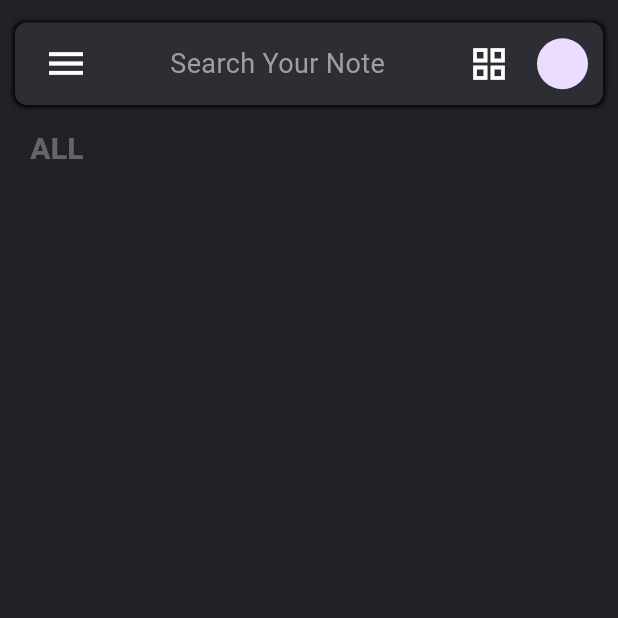
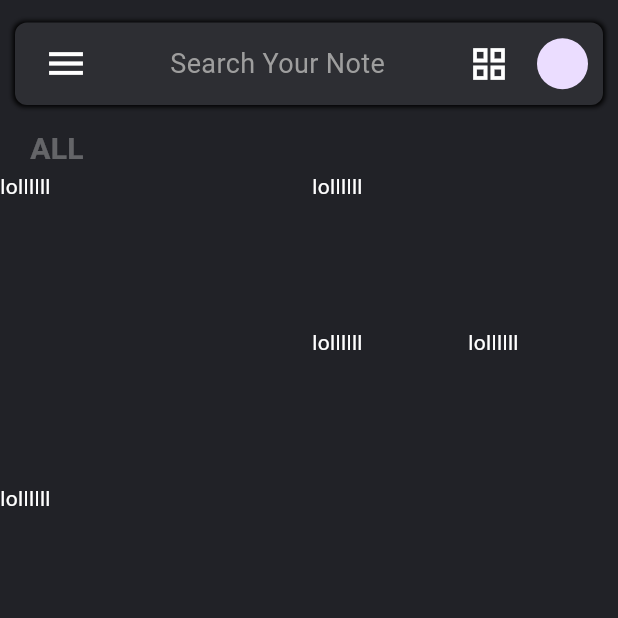
Before and after one commit to HarshGupta0/KeepNotes, a Flutter app: the screen it shows after launch, on a phone screen of 412 x 824 dp, the top half of it. Run offline on Flutter 3.47's test engine with Material 2 defaults, Android fonts, the light colour scheme and no system bars.

Commit message:
madesome changes

```diff
--- a/lib/Home.dart
+++ b/lib/Home.dart
@@ -1,21 +1,22 @@
 import 'package:flutter/material.dart';
+import 'package:flutter_staggered_grid_view/flutter_staggered_grid_view.dart';
 import 'package:keepnote/SideMenuBar.dart';
 import 'package:keepnote/constants.dart';
-
 class Home extends StatefulWidget {
-  const Home({super.key});
+  const Home({Key? key}) : super(key: key);
 
   @override
-  State<Home> createState() => _HomeState();
+  _HomeState createState() => _HomeState();
 }
 
 class _HomeState extends State<Home> {
-  GlobalKey<ScaffoldState> _drawerkey = GlobalKey();
+  final GlobalKey<ScaffoldState> _drawerKey = GlobalKey<ScaffoldState>();
+
   @override
   Widget build(BuildContext context) {
     return Scaffold(
       endDrawerEnableOpenDragGesture: true,
-      key: _drawerkey,
+      key: _drawerKey,
       drawer: SideMenu(),
       backgroundColor: mybgColor,
       body: SafeArea(
@@ -23,8 +24,8 @@ class _HomeState extends State<Home> {
           child: Column(
             children: [
               Container(
-                padding: EdgeInsets.only(right: 10,left: 10),
-                margin: EdgeInsets.symmetric(horizontal: 10,vertical: 15),
+                padding: EdgeInsets.only(right: 10, left: 10),
+                margin: EdgeInsets.symmetric(horizontal: 10, vertical: 15),
                 width: MediaQuery.of(context).size.width,
                 height: 55,
                 decoration: BoxDecoration(
@@ -32,39 +33,102 @@ class _HomeState extends State<Home> {
                   borderRadius: BorderRadius.circular(8),
                   boxShadow: [
                     BoxShadow(
-                        color: myblack,
-                        spreadRadius: 1*.7,
-                        blurRadius: 2
+                      color: myblack,
+                      spreadRadius: 1 * 0.7,
+                      blurRadius: 2,
                     ),
                   ],
                 ),
                 child: Row(
                   mainAxisAlignment: MainAxisAlignment.spaceBetween,
                   children: [
-                    IconButton(onPressed: (){
-                      _drawerkey.currentState?.openDrawer();
-                      }, icon: Icon(Icons.menu,color: mywhite,size: 30,)),
-                    Center(child: Text("Search Your Note",style: TextStyle(fontSize: 18,color: Colors.grey),),),
-                    Row(children: [
-                      IconButton(onPressed: (){}, icon: Icon(Icons.grid_view,color: mywhite,size: 28)),
-                      SizedBox(width: 8,),
-                      CircleAvatar(radius: 17,)
-                    ],)
+                    IconButton(
+                      onPressed: () {
+                        _drawerKey.currentState?.openDrawer();
+                      },
+                      icon: Icon(
+                        Icons.menu,
+                        color: mywhite,
+                        size: 30,
+                      ),
+                    ),
+                    Center(
+                      child: Text(
+                        "Search Your Note",
+                        style: TextStyle(fontSize: 18, color: Colors.grey),
+                      ),
+                    ),
+                    Row(
+                      children: [
+                        IconButton(
+                          onPressed: () {},
+                          icon: Icon(
+                            Icons.grid_view,
+                            color: mywhite,
+                            size: 28,
+                          ),
+                        ),
+                        SizedBox(width: 8),
+                        CircleAvatar(radius: 17),
+                      ],
+                    ),
                   ],
                 ),
               ),
               Container(
                 margin: EdgeInsets.only(left: 20),
                 child: Column(
-                crossAxisAlignment: CrossAxisAlignment.stretch,
-                children: [
-                  Text("ALL",style: TextStyle(fontSize: 20,fontWeight: FontWeight.bold,color: mywhite.withOpacity(.3)),),
+                  crossAxisAlignment: CrossAxisAlignment.stretch,
+                  children: [
+                    Text(
+                      "ALL",
+                      style: TextStyle(
+                        fontSize: 20,
+                        fontWeight: FontWeight.bold,
+                        color: mywhite.withOpacity(0.3),
+                      ),
+                    ),
+                  ],
+                ),
+              ),
+              Container(child: StaggeredGrid.count(
+                crossAxisCount: 4,
+                mainAxisSpacing: 4,
+                crossAxisSpacing: 4,
+                children:const [
+                  StaggeredGridTile.count(
+                    crossAxisCellCount: 2,
+                    mainAxisCellCount: 2,
+                    child: Text("lollllll",style: TextStyle(color: Colors.white),),
+                  ),
+                  StaggeredGridTile.count(
+                    crossAxisCellCount: 2,
+                    mainAxisCellCount: 1,
+                    child:Text("lollllll",style: TextStyle(color: Colors.white),),
+                  ),
+                  StaggeredGridTile.count(
+                    crossAxisCellCount: 1,
+                    mainAxisCellCount: 1,
+                    child: Text("lollllll",style: TextStyle(color: Colors.white),),
+                  ),
+                  StaggeredGridTile.count(
+                    crossAxisCellCount: 1,
+                    mainAxisCellCount: 1,
+                    child:Text("lollllll",style: TextStyle(color: Colors.white),),
+                  ),
+                  StaggeredGridTile.count(
+                    crossAxisCellCount: 4,
+                    mainAxisCellCount: 2,
+                    child:Text("lollllll",style: TextStyle(color: Colors.white),),
+                  ),
                 ],
-              ),)
+              ),
+              ),
             ],
           ),
         ),
       ),
     );
   }
+
 }
--- a/pubspec.yaml
+++ b/pubspec.yaml
@@ -35,7 +35,7 @@ dependencies:
   # The following adds the Cupertino Icons font to your application.
   # Use with the CupertinoIcons class for iOS style icons.
   cupertino_icons: ^1.0.2
-  flutter_staggered_grid_view: ^0.7.0
+  flutter_staggered_grid_view:
 
 dev_dependencies:
   flutter_test:
```
